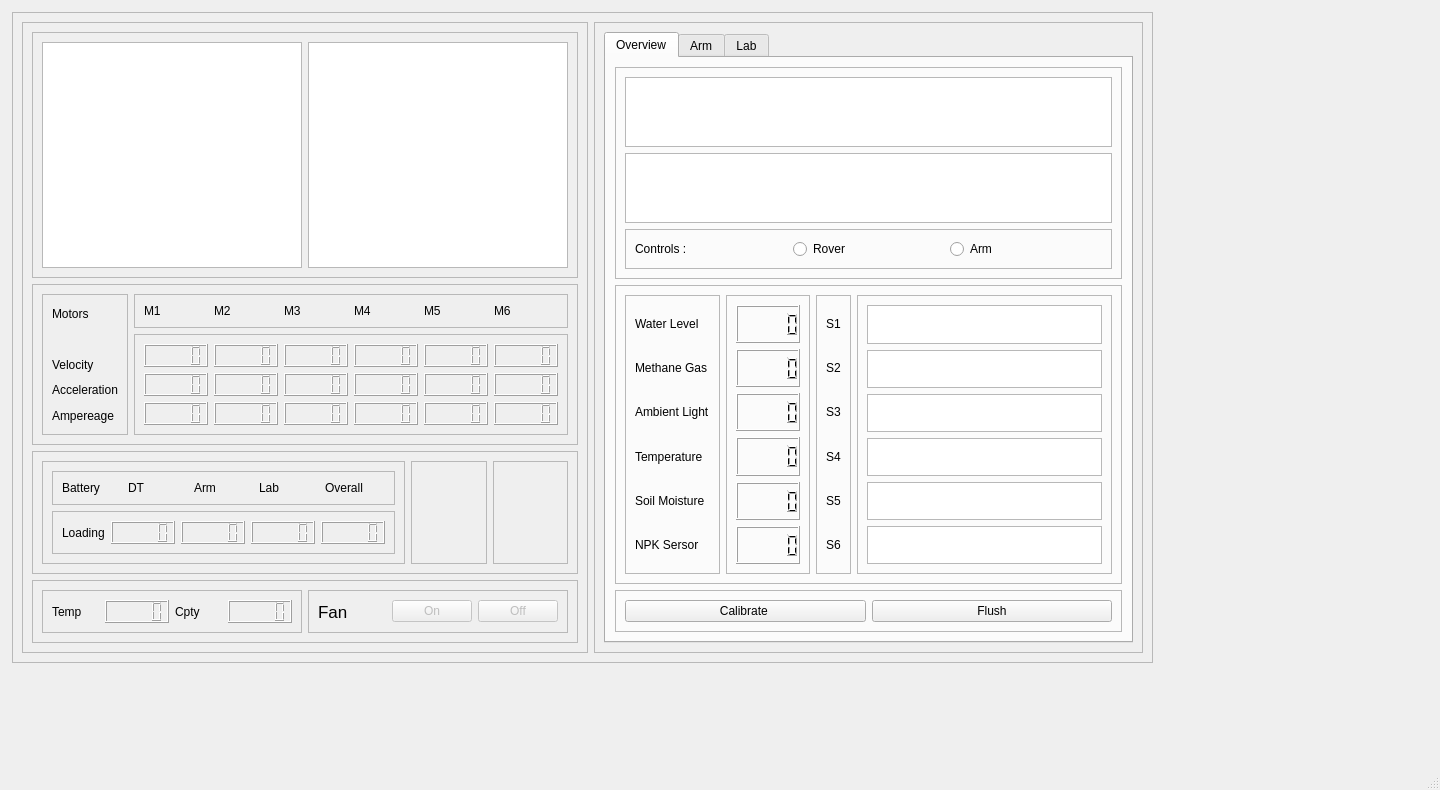
The window that gui.ui (dhruv-gambhir/rexus-gui) describes before a commit, drawn with Qt 5.
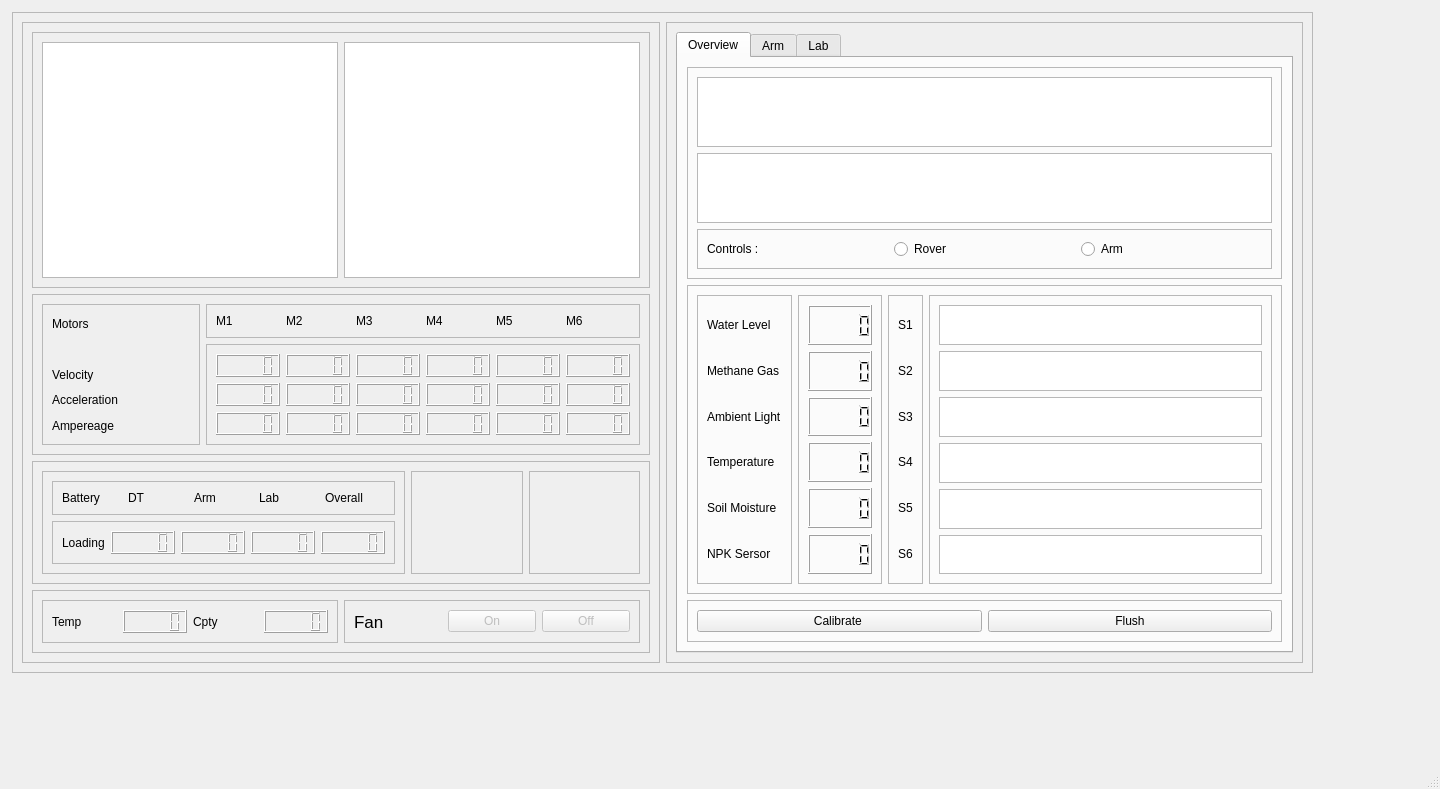
The same window after the commit.

The edit to the form file:
```diff
--- a/gui.ui
+++ b/gui.ui
@@ -7,7 +7,7 @@
     <x>0</x>
     <y>0</y>
     <width>1440</width>
-    <height>790</height>
+    <height>789</height>
    </rect>
   </property>
   <property name="maximumSize">
@@ -31,8 +31,8 @@
      <rect>
       <x>12</x>
       <y>12</y>
-      <width>1141</width>
-      <height>651</height>
+      <width>1301</width>
+      <height>661</height>
      </rect>
     </property>
     <property name="frameShape">
```
Left out of the diff: 68 changed lines with no effect on the pictures.
